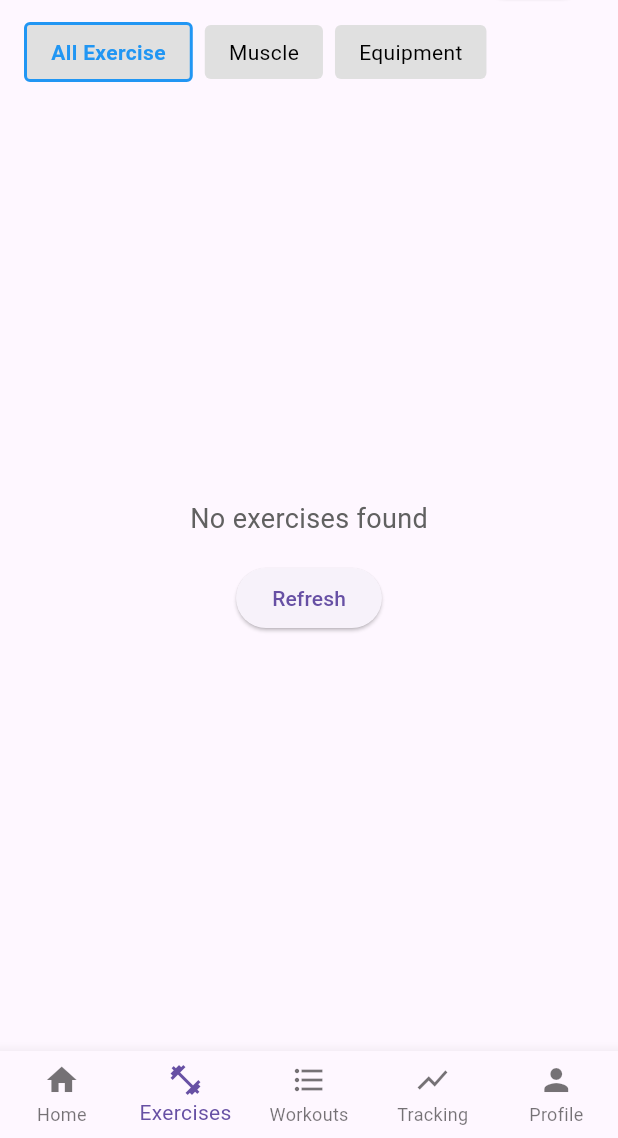
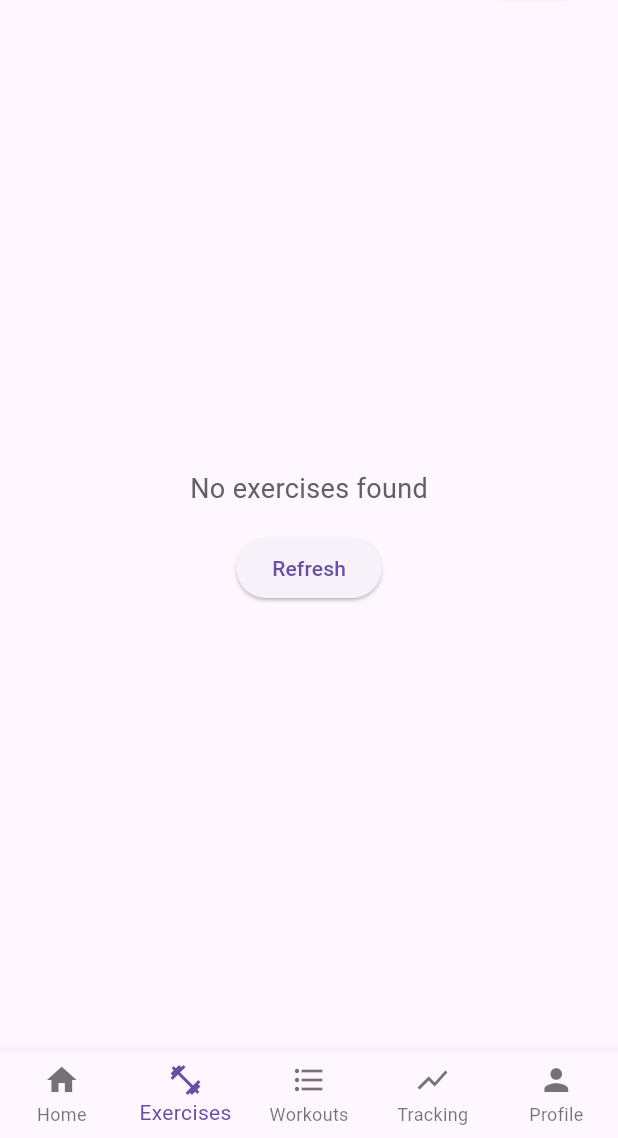
Before and after one commit to jxc03/fitnessMobile, a Flutter app: the screen it shows once a user with an empty profile is signed in, item 2 of the bottom bar chosen, on a phone screen of 412 x 824 dp, the part 98-1236 px from its top. Run offline on Flutter 3.47's test engine with Material 3 defaults, Android fonts, the phone set to English and light mode, and no system bars; our stand-ins replace cloud_firestore, firebase_auth, firebase_core, firebase_storage, fl_chart, image_picker; accounts and stored records are empty.

Commit message:
Removing old filter

```diff
--- a/fitness/lib/screens/exercises/exercises_screen.dart
+++ b/fitness/lib/screens/exercises/exercises_screen.dart
@@ -305,8 +305,6 @@ class _ExercisesScreenState extends State<ExercisesScreen> {
 
               const SizedBox(height: 16),
 
-              // Category filter tabs
-              _buildCategoryTabs(),
 
               const SizedBox(height: 16),
                // Active filters display
@@ -376,46 +374,7 @@ class _ExercisesScreenState extends State<ExercisesScreen> {
     );
   }
 
-  // Category filter tabs (All Exercise, Muscle, Equipment)
-  Widget _buildCategoryTabs() {
-    return Row(
-      children: [
-        _buildCategoryTab('All Exercise'),
-        const SizedBox(width: 8),
-        _buildCategoryTab('Muscle'),
-        const SizedBox(width: 8),
-        _buildCategoryTab('Equipment'),
-      ],
-    );
-  }
 
-  // Individual category tab
-  Widget _buildCategoryTab(String category) {
-    final isSelected = _selectedCategory == category;
-
-    return GestureDetector(
-      onTap: () {
-        setState(() {
-          _selectedCategory = category;
-        });
-      },
-      child: Container(
-        padding: const EdgeInsets.symmetric(horizontal: 16, vertical: 8),
-        decoration: BoxDecoration(
-          color: Colors.grey.shade300,
-          borderRadius: BorderRadius.circular(4),
-          border: isSelected ? Border.all(color: Colors.blue, width: 2) : null,
-        ),
-        child: Text(
-          category,
-          style: TextStyle(
-            fontWeight: isSelected ? FontWeight.bold : FontWeight.normal,
-            color: isSelected ? Colors.blue : Colors.black,
-          ),
-        ),
-      ),
-    );
-  }
 
   // Empty state for exercise list
   Widget _buildEmptyExerciseList() {
```
